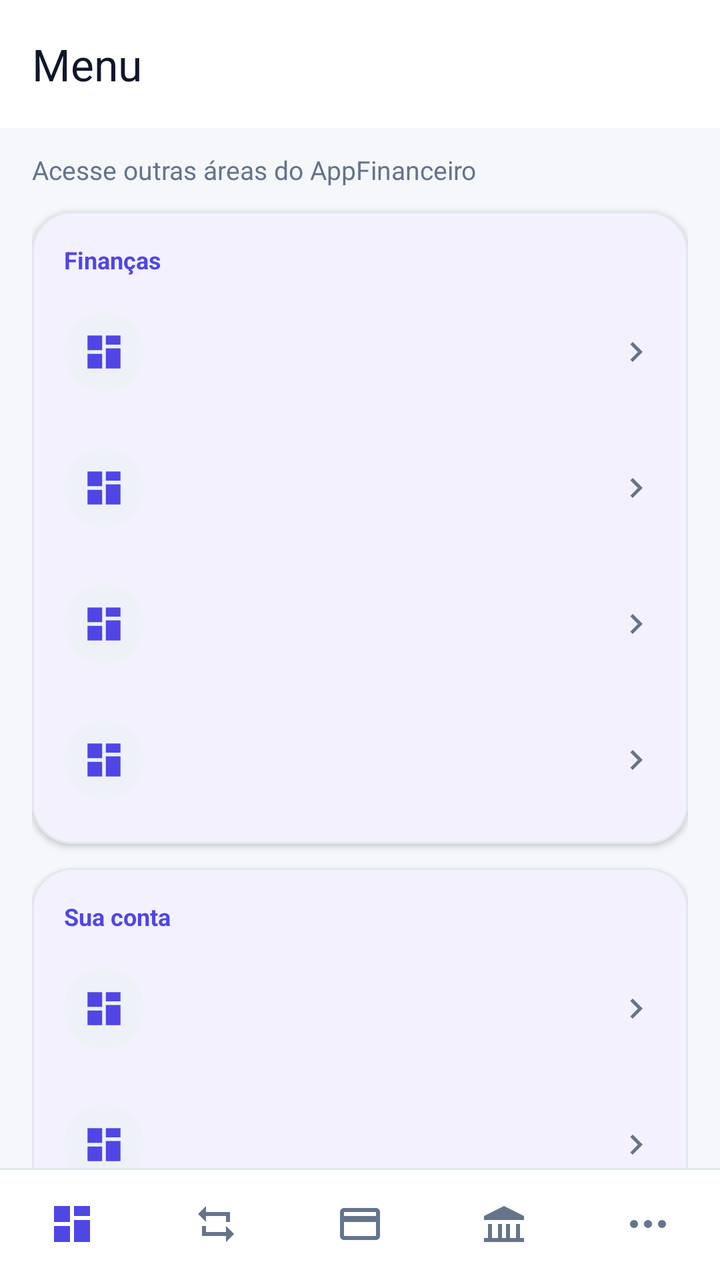
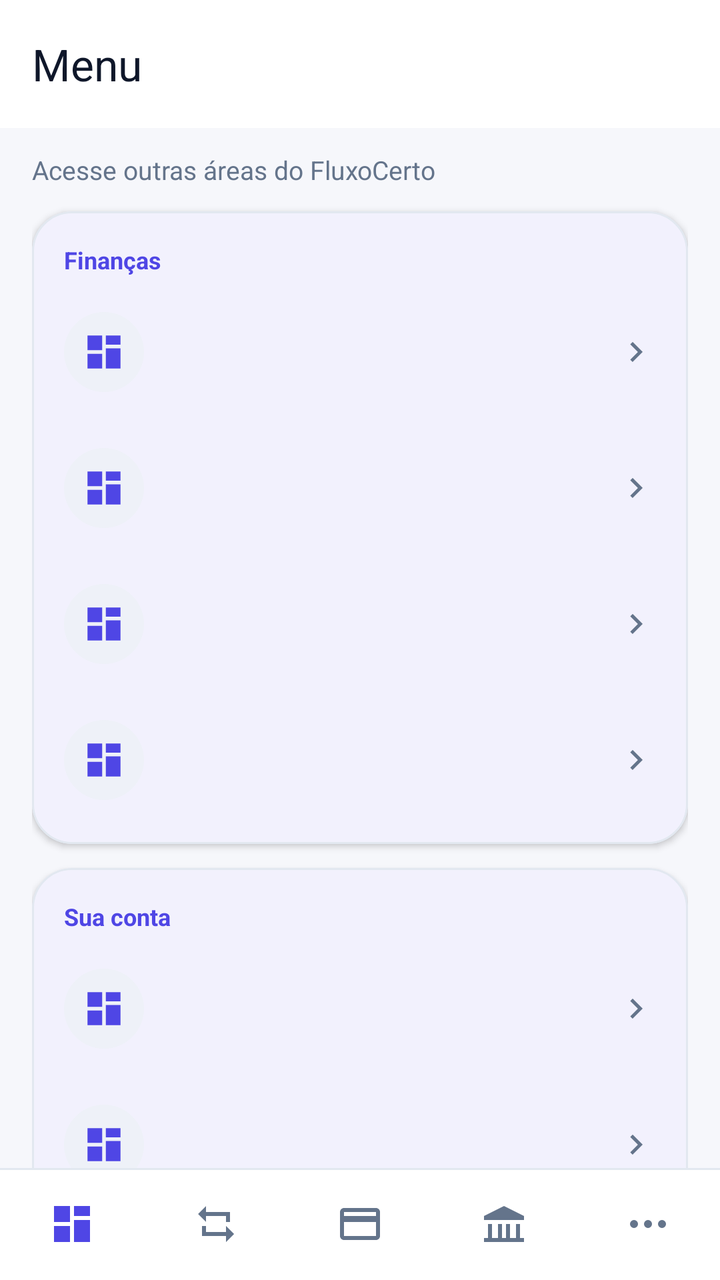

An Android layout rendered at two revisions. The XML below is the earlier revision; the diff shows what the commit changed to produce the second picture.
<!-- AndroidManifest.xml: activity theme Theme.Appfinanceiro -->
<!-- res/layout/activity_menu.xml -->
<?xml version="1.0" encoding="utf-8"?>
<androidx.coordinatorlayout.widget.CoordinatorLayout xmlns:android="http://schemas.android.com/apk/res/android"
    xmlns:app="http://schemas.android.com/apk/res-auto"
    xmlns:tools="http://schemas.android.com/tools"
    android:layout_width="match_parent"
    android:layout_height="match_parent"
    android:background="?android:attr/colorBackground"
    tools:context=".ui.menu.MenuActivity">

    <com.google.android.material.appbar.AppBarLayout
        android:layout_width="match_parent"
        android:layout_height="wrap_content"
        android:background="?attr/colorSurface">

        <com.google.android.material.appbar.MaterialToolbar
            style="@style/ModernToolbar"
            android:layout_width="match_parent"
            android:layout_height="?attr/actionBarSize"
            android:background="?attr/colorSurface"
            app:title="Menu"
            app:titleTextColor="?attr/colorOnSurface" />
    </com.google.android.material.appbar.AppBarLayout>

    <androidx.core.widget.NestedScrollView
        android:layout_width="match_parent"
        android:layout_height="match_parent"
        android:clipToPadding="false"
        android:fillViewport="true"
        app:layout_behavior="@string/appbar_scrolling_view_behavior">

        <LinearLayout
            android:layout_width="match_parent"
            android:layout_height="wrap_content"
            android:orientation="vertical"
            android:paddingStart="16dp"
            android:paddingTop="12dp"
            android:paddingEnd="16dp"
            android:paddingBottom="104dp">

            <TextView
                android:layout_width="match_parent"
                android:layout_height="wrap_content"
                android:layout_marginBottom="12dp"
                android:text="Acesse outras áreas do AppFinanceiro"
                android:textColor="?attr/colorOnSurfaceVariant"
                android:textSize="13sp" />

            <com.google.android.material.card.MaterialCardView
                style="@style/ModernCard"
                android:layout_width="match_parent"
                android:layout_height="wrap_content"
                android:layout_marginBottom="12dp">

                <LinearLayout
                    android:layout_width="match_parent"
                    android:layout_height="wrap_content"
                    android:orientation="vertical"
                    android:padding="8dp">

                    <TextView
                        android:layout_width="match_parent"
                        android:layout_height="wrap_content"
                        android:paddingStart="8dp"
                        android:paddingTop="8dp"
                        android:paddingEnd="8dp"
                        android:paddingBottom="4dp"
                        android:text="Finanças"
                        android:textColor="?attr/colorPrimary"
                        android:textSize="12sp"
                        android:textStyle="bold" />

                    <include
                        android:id="@+id/menuFinanceSpace"
                        layout="@layout/item_menu_option" />

                    <include
                        android:id="@+id/menuCategories"
                        layout="@layout/item_menu_option" />

                    <include
                        android:id="@+id/menuReports"
                        layout="@layout/item_menu_option" />

                    <include
                        android:id="@+id/menuImport"
                        layout="@layout/item_menu_option" />
                </LinearLayout>
            </com.google.android.material.card.MaterialCardView>

            <com.google.android.material.card.MaterialCardView
                style="@style/ModernCard"
                android:layout_width="match_parent"
                android:layout_height="wrap_content"
                android:layout_marginBottom="24dp">

                <LinearLayout
                    android:layout_width="match_parent"
                    android:layout_height="wrap_content"
                    android:orientation="vertical"
                    android:padding="8dp">

                    <TextView
                        android:layout_width="match_parent"
                        android:layout_height="wrap_content"
                        android:paddingStart="8dp"
                        android:paddingTop="8dp"
                        android:paddingEnd="8dp"
                        android:paddingBottom="4dp"
                        android:text="Sua conta"
                        android:textColor="?attr/colorPrimary"
                        android:textSize="12sp"
                        android:textStyle="bold" />

                    <include
                        android:id="@+id/menuProfile"
                        layout="@layout/item_menu_option" />

                    <include
                        android:id="@+id/menuSettings"
                        layout="@layout/item_menu_option" />

                    <include
                        android:id="@+id/menuNotifications"
                        layout="@layout/item_menu_option" />
                </LinearLayout>
            </com.google.android.material.card.MaterialCardView>
        </LinearLayout>
    </androidx.core.widget.NestedScrollView>

    <include
        android:id="@+id/bottomNavigation"
        layout="@layout/bottom_navigation"
        android:layout_width="match_parent"
        android:layout_height="wrap_content"
        android:layout_gravity="bottom" />

</androidx.coordinatorlayout.widget.CoordinatorLayout>
<!-- res/layout/item_menu_option.xml (included above) -->
<?xml version="1.0" encoding="utf-8"?>
<LinearLayout xmlns:android="http://schemas.android.com/apk/res/android"
    xmlns:app="http://schemas.android.com/apk/res-auto"
    android:layout_width="match_parent"
    android:layout_height="68dp"
    android:background="?attr/selectableItemBackground"
    android:clickable="true"
    android:focusable="true"
    android:gravity="center_vertical"
    android:orientation="horizontal"
    android:paddingHorizontal="8dp">

    <FrameLayout
        android:layout_width="40dp"
        android:layout_height="40dp"
        android:background="@drawable/bg_icon_circle">

        <ImageView
            android:id="@+id/menuOptionIcon"
            android:layout_width="22dp"
            android:layout_height="22dp"
            android:layout_gravity="center"
            android:contentDescription="@null"
            android:src="@drawable/ic_menu_categories"
            app:tint="?attr/colorPrimary" />
    </FrameLayout>

    <LinearLayout
        android:layout_width="0dp"
        android:layout_height="wrap_content"
        android:layout_marginStart="12dp"
        android:layout_weight="1"
        android:orientation="vertical">

        <TextView
            android:id="@+id/menuOptionTitle"
            android:layout_width="match_parent"
            android:layout_height="wrap_content"
            android:textColor="?attr/colorOnSurface"
            android:textSize="15sp"
            android:textStyle="bold" />

        <TextView
            android:id="@+id/menuOptionSubtitle"
            android:layout_width="match_parent"
            android:layout_height="wrap_content"
            android:layout_marginTop="1dp"
            android:textColor="?attr/colorOnSurfaceVariant"
            android:textSize="12sp" />
    </LinearLayout>

    <ImageView
        android:layout_width="20dp"
        android:layout_height="20dp"
        android:contentDescription="@null"
        android:rotation="270"
        android:src="@drawable/ic_chevron_down"
        app:tint="?attr/colorOnSurfaceVariant" />
</LinearLayout>
<!-- res/layout/bottom_navigation.xml (included above) -->
<?xml version="1.0" encoding="utf-8"?>
<com.google.android.material.bottomnavigation.BottomNavigationView xmlns:android="http://schemas.android.com/apk/res/android"
    xmlns:app="http://schemas.android.com/apk/res-auto"
    android:id="@+id/bottomNavigation"
    android:layout_width="match_parent"
    android:layout_height="wrap_content"
    android:background="@drawable/bg_bottom_navigation"
    android:elevation="8dp"
    android:minHeight="56dp"
    app:itemIconSize="24dp"
    app:itemIconTint="@color/navigation_item_tint"
    app:itemPaddingBottom="6dp"
    app:itemPaddingTop="6dp"
    app:itemTextColor="@color/navigation_item_tint"
    app:labelVisibilityMode="unlabeled"
    app:menu="@menu/menu_bottom_navigation" />
<!-- resources referenced by this layout -->
<resources>
  <!-- drawable bg_bottom_navigation (drawable) -->
  <?xml version="1.0" encoding="utf-8"?>
  <layer-list xmlns:android="http://schemas.android.com/apk/res/android">
      <item>
          <shape android:shape="rectangle">
              <solid android:color="?attr/colorSurface" />
          </shape>
      </item>
      <item
          android:height="1dp"
          android:gravity="top">
          <shape android:shape="rectangle">
              <solid android:color="?attr/colorOutline" />
          </shape>
      </item>
  </layer-list>
  <!-- drawable bg_icon_circle (drawable) -->
  <?xml version="1.0" encoding="utf-8"?>
  <shape xmlns:android="http://schemas.android.com/apk/res/android"
      android:shape="oval">
      <solid android:color="?attr/colorSurfaceVariant" />
  </shape>
  <!-- drawable ic_chevron_down (drawable) -->
  <?xml version="1.0" encoding="utf-8"?>
  <vector xmlns:android="http://schemas.android.com/apk/res/android"
      android:width="24dp"
      android:height="24dp"
      android:viewportWidth="24"
      android:viewportHeight="24">
      <path
          android:fillColor="@color/on_surface_variant"
          android:pathData="M7.41,8.59L12,13.17l4.59,-4.58L18,10l-6,6 -6,-6z" />
  </vector>
  <!-- drawable ic_menu_categories (drawable) -->
  <vector xmlns:android="http://schemas.android.com/apk/res/android"
      android:width="24dp" android:height="24dp"
      android:viewportWidth="24" android:viewportHeight="24">
      <path android:fillColor="#FF000000" android:pathData="M3,3h8v8H3zM13,3h8v5h-8zM13,10h8v11h-8zM3,13h8v8H3z" />
  </vector>
  <style name="ModernCard" parent="Widget.Material3.CardView.Filled">
          <item name="cardBackgroundColor">?attr/colorSurface</item>
          <item name="cardCornerRadius">20dp</item>
          <item name="cardElevation">2dp</item>
          <item name="strokeColor">?attr/colorOutline</item>
          <item name="strokeWidth">1dp</item>
      </style>
  <style name="ModernToolbar" parent="Widget.Material3.Toolbar">
          <item name="android:background">?attr/colorSurface</item>
          <item name="android:elevation">0dp</item>
          <item name="titleTextColor">?attr/colorOnSurface</item>
          <item name="subtitleTextColor">?attr/colorOnSurfaceVariant</item>
          <item name="navigationIconTint">?attr/colorPrimary</item>
      </style>
  <style name="Theme.Appfinanceiro" parent="Theme.Appfinanceiro.Base">
          <item name="android:windowLightStatusBar">true</item>
          <item name="android:windowLightNavigationBar">true</item>
      </style>
  <color name="on_surface_variant">#FF64748B</color>
  <color name="brand_primary">#FF4F46E5</color>
  <color name="on_brand">#FFFFFFFF</color>
  <color name="surface_variant">#FFEEF1F8</color>
  <color name="on_surface">#FF0F172A</color>
  <color name="brand_secondary">#FF0EA5E9</color>
  <color name="cta_primary">#FF047857</color>
  <color name="on_cta">#FFFFFFFF</color>
  <color name="surface">#FFFFFFFF</color>
  <color name="surface_elevated">#FFFFFFFF</color>
  <color name="background">#FFF6F7FB</color>
  <color name="on_background">#FF0F172A</color>
  <color name="error">#FFDC2626</color>
  <color name="on_error">#FFFFFFFF</color>
  <color name="outline">#FFE2E8F0</color>
  <!-- unchanged entries left out for length: 1 -->
</resources>

<!-- the commit's change to res/layout/activity_menu.xml (unified diff, before → after) -->
@@ -41,7 +41,7 @@
                 android:layout_width="match_parent"
                 android:layout_height="wrap_content"
                 android:layout_marginBottom="12dp"
-                android:text="Acesse outras áreas do AppFinanceiro"
+                android:text="Acesse outras áreas do FluxoCerto"
                 android:textColor="?attr/colorOnSurfaceVariant"
                 android:textSize="13sp" />
 
